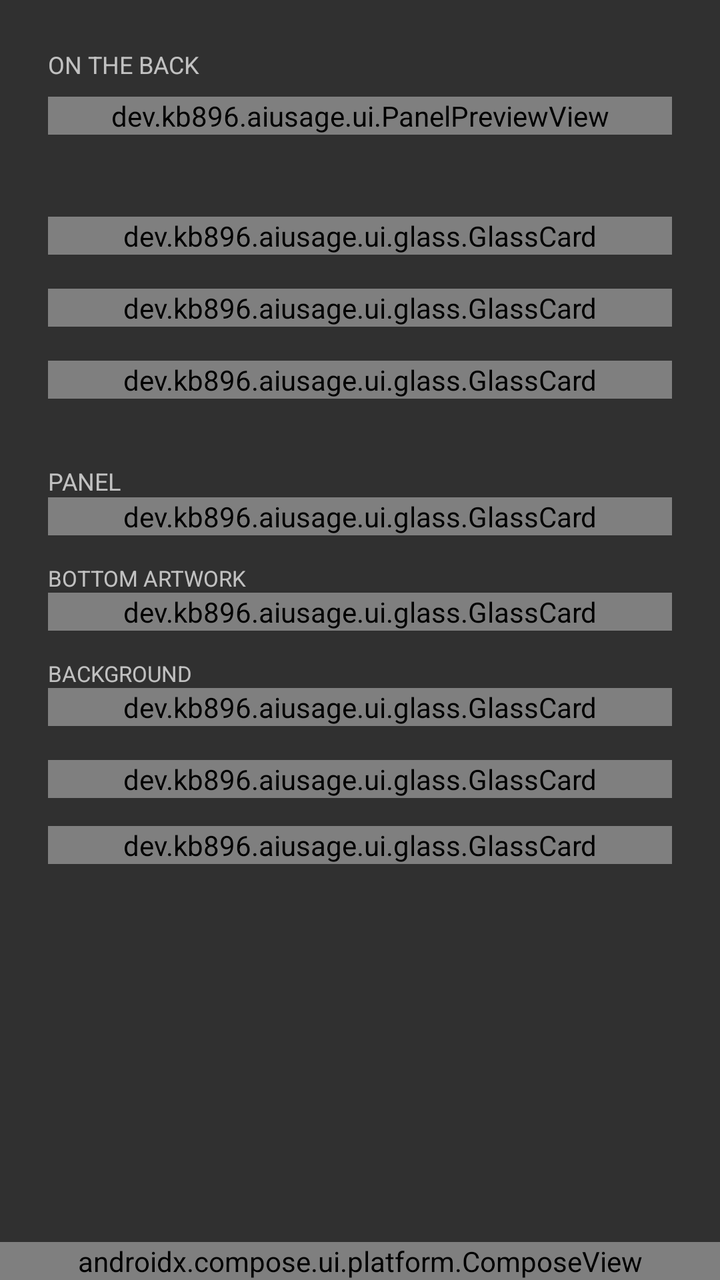
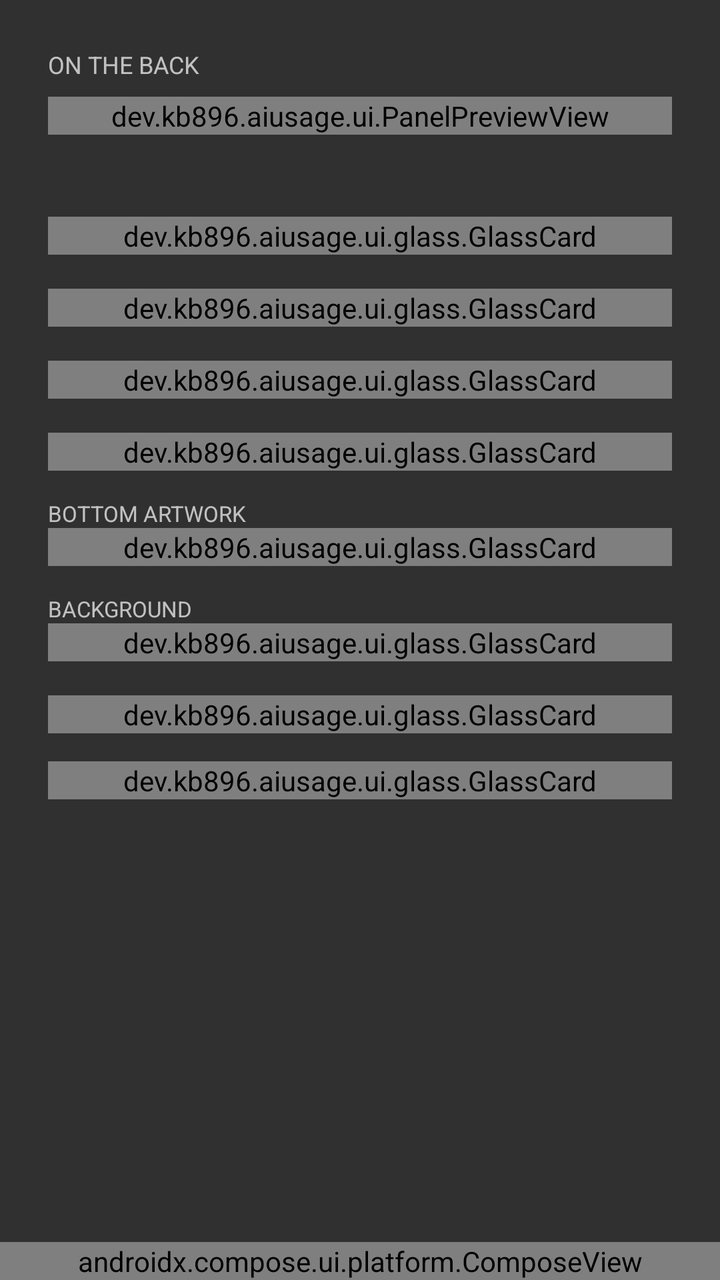

Two renders of the same Android screen: before a commit and after it. Below are the layout's source before the change and the commit's diff.
<!-- AndroidManifest.xml: application theme android:Theme.Material.NoActionBar -->
<!-- res/layout/activity_main.xml -->
<?xml version="1.0" encoding="utf-8"?>
<FrameLayout xmlns:android="http://schemas.android.com/apk/res/android"
    android:id="@+id/root_host"
    android:layout_width="match_parent"
    android:layout_height="match_parent">

<LinearLayout
    android:id="@+id/root_layout"
    android:layout_width="match_parent"
    android:layout_height="match_parent"
    android:orientation="vertical">

    <TextView
        android:id="@+id/preview_heading"
        android:layout_width="match_parent"
        android:layout_height="wrap_content"
        android:paddingStart="24dp"
        android:paddingTop="24dp"
        android:paddingEnd="24dp"
        android:text="ON THE BACK"
        android:textSize="12sp" />

    <dev.kb896.aiusage.ui.PanelPreviewView
        android:id="@+id/panel_preview"
        android:layout_width="match_parent"
        android:layout_height="wrap_content"
        android:layout_marginStart="24dp"
        android:layout_marginTop="8dp"
        android:layout_marginEnd="24dp" />

    <View
        android:id="@+id/rule_pinned"
        android:layout_width="match_parent"
        android:layout_height="1dp"
        android:layout_marginTop="16dp" />

    <ScrollView
        android:id="@+id/root_scroll"
        android:layout_width="match_parent"
        android:layout_height="0dp"
        android:layout_weight="1"
        android:clipToPadding="false">

        <LinearLayout
            android:id="@+id/settings_layout"
            android:layout_width="match_parent"
            android:layout_height="wrap_content"
            android:orientation="vertical"
            android:padding="24dp">

        
        <dev.kb896.aiusage.ui.glass.GlassCard
            android:id="@+id/card_recovery"
            android:layout_width="match_parent"
            android:layout_height="wrap_content"
            android:orientation="vertical">

        
        <TextView
            android:id="@+id/recovery_note"
            android:layout_width="match_parent"
            android:layout_height="wrap_content"
            android:layout_marginTop="12dp"
            android:textSize="13sp"
            android:visibility="gone" />

        <HorizontalScrollView
            android:id="@+id/recovery_scroll"
            android:layout_width="match_parent"
            android:layout_height="wrap_content"
            android:layout_marginTop="4dp"
            android:scrollbars="horizontal"
            android:visibility="gone">

            <EditText
                android:id="@+id/recovery_command"
                android:layout_width="wrap_content"
                android:layout_height="wrap_content"
                android:background="@android:color/transparent"
                android:cursorVisible="false"
                android:importantForAutofill="no"
                android:inputType="none"
                android:paddingTop="2dp"
                android:paddingBottom="2dp"
                android:singleLine="true"
                android:textSize="13sp" />
        </HorizontalScrollView>

        <TextView
            android:id="@+id/recovery_display_absent"
            android:layout_width="match_parent"
            android:layout_height="wrap_content"
            android:layout_marginTop="8dp"
            android:textSize="13sp"
            android:visibility="gone" />

        </dev.kb896.aiusage.ui.glass.GlassCard>

        <View
            android:id="@+id/rule_1"
            android:layout_width="match_parent"
            android:layout_height="1dp"
            android:layout_marginTop="16dp" />

        <TextView
            android:id="@+id/setup_heading"
            android:layout_width="match_parent"
            android:layout_height="wrap_content"
            android:text="ONBOARDING"
            android:textSize="12sp"
            android:visibility="gone" />

        <dev.kb896.aiusage.ui.glass.GlassCard
            android:id="@+id/card_setup"
            android:layout_width="match_parent"
            android:layout_height="wrap_content"
            android:orientation="vertical">

        <LinearLayout
            android:id="@+id/setup_rows"
            android:layout_width="match_parent"
            android:layout_height="wrap_content"
            android:orientation="vertical" />

        </dev.kb896.aiusage.ui.glass.GlassCard>

        
        <LinearLayout
            android:id="@+id/tab_usage"
            android:layout_width="match_parent"
            android:layout_height="wrap_content"
            android:orientation="vertical">

        <View
            android:id="@+id/rule_2"
            android:layout_width="match_parent"
            android:layout_height="1dp"
            android:layout_marginTop="16dp" />

        <dev.kb896.aiusage.ui.glass.GlassCard
            android:id="@+id/card_control"
            android:layout_width="match_parent"
            android:layout_height="wrap_content"
            android:orientation="vertical">

        <LinearLayout
            android:layout_width="match_parent"
            android:layout_height="wrap_content"
            android:layout_marginTop="16dp"
            android:baselineAligned="false"
            android:orientation="horizontal">

            <dev.kb896.aiusage.ui.glass.GlassButton
                android:id="@+id/show_button"
                android:layout_width="0dp"
                android:layout_height="wrap_content"
                android:layout_marginEnd="4dp"
                android:layout_weight="1"
                android:text="Show on back"
                android:textSize="13sp" />

            <dev.kb896.aiusage.ui.glass.GlassButton
                android:id="@+id/hide_button"
                android:layout_width="0dp"
                android:layout_height="wrap_content"
                android:layout_marginStart="4dp"
                android:layout_weight="1"
                android:text="Hide"
                android:textSize="13sp" />
        </LinearLayout>

        </dev.kb896.aiusage.ui.glass.GlassCard>


        <View
            android:id="@+id/rule_settings"
            android:layout_width="match_parent"
            android:layout_height="1dp"
            android:layout_marginTop="16dp" />

        <TextView
            android:id="@+id/settings_heading"
            android:layout_width="match_parent"
            android:layout_height="wrap_content"
            android:layout_marginTop="16dp"
            android:text="PANEL"
            android:textSize="12sp" />

        <dev.kb896.aiusage.ui.glass.GlassCard
            android:id="@+id/card_panel"
            android:layout_width="match_parent"
            android:layout_height="wrap_content"
            android:orientation="vertical">

        <TextView
            android:id="@+id/settings_title_label"
            android:layout_width="match_parent"
            android:layout_height="wrap_content"
            android:layout_marginTop="10dp"
            android:text="TITLE"
            android:textSize="11sp" />

        
        <LinearLayout
            android:layout_width="match_parent"
            android:layout_height="wrap_content"
            android:layout_marginTop="2dp"
            android:baselineAligned="false"
            android:gravity="center_vertical"
            android:orientation="horizontal">

            <dev.kb896.aiusage.ui.glass.GlassField
                android:id="@+id/settings_title"
                android:layout_width="0dp"
                android:layout_height="wrap_content"
                android:layout_weight="1"
                android:hint="CLAUDE USAGE"
                android:inputType="textCapCharacters"
                android:maxLines="1"
                android:textSize="14sp" />

            <dev.kb896.aiusage.ui.glass.GlassChip
                android:id="@+id/settings_title_color"
                android:layout_width="36dp"
                android:layout_height="36dp"
                android:layout_marginStart="12dp" />
        </LinearLayout>

        <LinearLayout
            android:id="@+id/settings_rows"
            android:layout_width="match_parent"
            android:layout_height="wrap_content"
            android:orientation="vertical" />

        </dev.kb896.aiusage.ui.glass.GlassCard>

        <TextView
            android:id="@+id/settings_art_label"
            android:layout_width="match_parent"
            android:layout_height="wrap_content"
            android:layout_marginTop="14dp"
            android:text="BOTTOM ARTWORK"
            android:textSize="11sp" />

        <dev.kb896.aiusage.ui.glass.GlassCard
            android:id="@+id/card_art"
            android:layout_width="match_parent"
            android:layout_height="wrap_content"
            android:orientation="vertical">

        <dev.kb896.aiusage.ui.glass.GlassButton
            android:id="@+id/art_pick"
            android:layout_width="match_parent"
            android:layout_height="wrap_content"
            android:layout_marginTop="4dp"
            android:text="Choose an image"
            android:textSize="13sp" />

        </dev.kb896.aiusage.ui.glass.GlassCard>

        
        <TextView
            android:id="@+id/backdrop_heading"
            android:layout_width="match_parent"
            android:layout_height="wrap_content"
            android:layout_marginTop="14dp"
            android:text="BACKGROUND"
            android:textSize="11sp" />

        <dev.kb896.aiusage.ui.glass.GlassCard
            android:id="@+id/card_backdrop"
            android:layout_width="match_parent"
            android:layout_height="wrap_content"
            android:orientation="vertical">

        <LinearLayout
            android:layout_width="match_parent"
            android:layout_height="wrap_content"
            android:layout_marginTop="4dp"
            android:baselineAligned="false"
            android:orientation="horizontal">

            <dev.kb896.aiusage.ui.glass.GlassButton
                android:id="@+id/backdrop_color"
                android:layout_width="0dp"
                android:layout_height="wrap_content"
                android:layout_weight="1"
                android:text="COLOR"
                android:textSize="13sp" />

            <dev.kb896.aiusage.ui.glass.GlassButton
                android:id="@+id/backdrop_pick"
                android:layout_width="0dp"
                android:layout_height="wrap_content"
                android:layout_marginStart="6dp"
                android:layout_weight="1"
                android:text="IMAGE"
                android:textSize="13sp" />

            <dev.kb896.aiusage.ui.glass.GlassIconButton
                android:id="@+id/backdrop_clear"
                android:layout_width="52dp"
                android:layout_height="match_parent"
                android:layout_marginStart="6dp"
                android:contentDescription="Remove the background image"
                android:scaleType="centerInside"
                android:src="@drawable/ic_trash" />
        </LinearLayout>

        </dev.kb896.aiusage.ui.glass.GlassCard>

        <View
            android:id="@+id/rule_advanced"
            android:layout_width="match_parent"
            android:layout_height="1dp"
            android:layout_marginTop="16dp" />

        <dev.kb896.aiusage.ui.glass.GlassCard
            android:id="@+id/card_advanced"
            android:layout_width="match_parent"
            android:layout_height="wrap_content"
            android:orientation="vertical">

        <TextView
            android:id="@+id/geo_heading"
            android:layout_width="match_parent"
            android:layout_height="wrap_content"
            android:layout_marginTop="16dp"
            android:text="ADVANCED  ▸"
            android:textSize="12sp" />

        <LinearLayout
            android:id="@+id/geo_body"
            android:layout_width="match_parent"
            android:layout_height="wrap_content"
            android:orientation="vertical"
            android:visibility="gone">

        <TextView
            android:id="@+id/geo_hint"
            android:layout_width="match_parent"
            android:layout_height="wrap_content"
            android:layout_marginTop="4dp"
            android:text="For a phone whose rear display is not the one this was measured on — a larger model, say. Both rings share X and radius so they cannot drift apart. Changes show on the back as you drag."
            android:textSize="10sp" />

        <LinearLayout
            android:id="@+id/advanced_rows"
            android:layout_width="match_parent"
            android:layout_height="wrap_content"
            android:orientation="vertical" />

        <TextView
            android:id="@+id/geo_cx_label"
            android:layout_width="match_parent"
            android:layout_height="wrap_content"
            android:layout_marginTop="10dp"
            android:text="RING X"
            android:textSize="11sp" />

        <dev.kb896.aiusage.ui.glass.GlassSlider
            style="@style/PanelSeekBar"
            android:id="@+id/geo_cx"
            android:layout_width="match_parent"
            android:layout_height="wrap_content" />

        <TextView
            android:id="@+id/geo_cy1_label"
            android:layout_width="match_parent"
            android:layout_height="wrap_content"
            android:layout_marginTop="10dp"
            android:text="PERSONAL Y"
            android:textSize="11sp" />

        <dev.kb896.aiusage.ui.glass.GlassSlider
            style="@style/PanelSeekBar"
            android:id="@+id/geo_cy1"
            android:layout_width="match_parent"
            android:layout_height="wrap_content" />

        <TextView
            android:id="@+id/geo_cy2_label"
            android:layout_width="match_parent"
            android:layout_height="wrap_content"
            android:layout_marginTop="10dp"
            android:text="WORK Y"
            android:textSize="11sp" />

        <dev.kb896.aiusage.ui.glass.GlassSlider
            style="@style/PanelSeekBar"
            android:id="@+id/geo_cy2"
            android:layout_width="match_parent"
            android:layout_height="wrap_content" />

        <TextView
            android:id="@+id/geo_radius_label"
            android:layout_width="match_parent"
            android:layout_height="wrap_content"
            android:layout_marginTop="10dp"
            android:text="RADIUS"
            android:textSize="11sp" />

        <dev.kb896.aiusage.ui.glass.GlassSlider
            style="@style/PanelSeekBar"
            android:id="@+id/geo_radius"
            android:layout_width="match_parent"
            android:layout_height="wrap_content" />

        <TextView
            android:id="@+id/geo_stroke_label"
            android:layout_width="match_parent"
            android:layout_height="wrap_content"
            android:layout_marginTop="10dp"
            android:text="STROKE"
            android:textSize="11sp" />

        <dev.kb896.aiusage.ui.glass.GlassSlider
            style="@style/PanelSeekBar"
            android:id="@+id/geo_stroke"
            android:layout_width="match_parent"
            android:layout_height="wrap_content" />

        <dev.kb896.aiusage.ui.glass.GlassButton
            android:id="@+id/geo_reset"
            android:layout_width="match_parent"
            android:layout_height="wrap_content"
            android:layout_marginTop="12dp"
            android:text="Reset to measured defaults"
            android:textSize="13sp" />

        </LinearLayout>

        </dev.kb896.aiusage.ui.glass.GlassCard>

        
        <FrameLayout
            android:id="@+id/debug_slot"
            android:layout_width="match_parent"
            android:layout_height="wrap_content" />

        
        <dev.kb896.aiusage.ui.glass.GlassCard
            android:id="@+id/card_credits"
            android:layout_width="match_parent"
            android:layout_height="wrap_content"
            android:layout_marginTop="14dp"
            android:orientation="vertical">

        <dev.kb896.aiusage.ui.glass.GlassButton
            android:id="@+id/credits"
            android:layout_width="match_parent"
            android:layout_height="wrap_content"
            android:layout_marginTop="4dp"
            android:text="Credits"
            android:textSize="13sp" />

        </dev.kb896.aiusage.ui.glass.GlassCard>

        </LinearLayout>

        <LinearLayout
            android:id="@+id/tab_clock"
            android:layout_width="match_parent"
            android:layout_height="wrap_content"
            android:orientation="vertical"
            android:visibility="gone">

        <TextView
            android:id="@+id/clock_heading"
            android:layout_width="match_parent"
            android:layout_height="wrap_content"
            android:layout_marginTop="16dp"
            android:text="CLOCK PAGE"
            android:textSize="12sp" />

        <dev.kb896.aiusage.ui.glass.GlassCard
            android:id="@+id/card_clock"
            android:layout_width="match_parent"
            android:layout_height="wrap_content"
            android:orientation="vertical">

        <LinearLayout
            android:id="@+id/clock_rows"
            android:layout_width="match_parent"
            android:layout_height="wrap_content"
            android:orientation="vertical" />

        </dev.kb896.aiusage.ui.glass.GlassCard>

        </LinearLayout>

        <LinearLayout
            android:id="@+id/tab_media"
            android:layout_width="match_parent"
            android:layout_height="wrap_content"
            android:orientation="vertical"
            android:visibility="gone">

        <TextView
            android:id="@+id/media_heading"
            android:layout_width="match_parent"
            android:layout_height="wrap_content"
            android:layout_marginTop="16dp"
            android:text="MEDIA PAGE"
            android:textSize="12sp" />

        <dev.kb896.aiusage.ui.glass.GlassCard
            android:id="@+id/card_media"
            android:layout_width="match_parent"
            android:layout_height="wrap_content"
            android:orientation="vertical">

        <LinearLayout
            android:id="@+id/media_rows"
            android:layout_width="match_parent"
            android:layout_height="wrap_content"
            android:orientation="vertical" />

        </dev.kb896.aiusage.ui.glass.GlassCard>

        </LinearLayout>

        <LinearLayout
            android:id="@+id/tab_aod"
            android:layout_width="match_parent"
            android:layout_height="wrap_content"
            android:orientation="vertical"
            android:visibility="gone">

        <TextView
            android:id="@+id/aod_heading"
            android:layout_width="match_parent"
            android:layout_height="wrap_content"
            android:layout_marginTop="16dp"
            android:text="ALWAYS-ON"
            android:textSize="12sp" />

        <dev.kb896.aiusage.ui.glass.GlassCard
            android:id="@+id/card_aod"
            android:layout_width="match_parent"
            android:layout_height="wrap_content"
            android:orientation="vertical">

        <LinearLayout
            android:id="@+id/aod_rows"
            android:layout_width="match_parent"
            android:layout_height="wrap_content"
            android:orientation="vertical" />

        </dev.kb896.aiusage.ui.glass.GlassCard>

        </LinearLayout>

        </LinearLayout>
    </ScrollView>
</LinearLayout>


<androidx.compose.ui.platform.ComposeView
    android:id="@+id/tab_bar"
    android:layout_width="match_parent"
    android:layout_height="wrap_content"
    android:layout_gravity="bottom" />
</FrameLayout>
<!-- resources referenced by this layout -->
<resources>
  <!-- drawable ic_trash (drawable) -->
  <vector xmlns:android="http://schemas.android.com/apk/res/android"
      android:width="24dp"
      android:height="24dp"
      android:viewportWidth="24"
      android:viewportHeight="24"
      android:tint="?android:attr/textColorPrimary">
      <path
          android:fillColor="@android:color/white"
          android:pathData="M6,19c0,1.1 0.9,2 2,2h8c1.1,0 2,-0.9 2,-2V7H6v12zM19,4h-3.5l-1,-1h-5l-1,1H5v2h14V4z" />
  </vector>
  <style name="PanelSeekBar" parent="@android:style/Widget.Material.SeekBar">
          <item name="android:progressDrawable">@drawable/seek_track</item>
          <item name="android:thumb">@drawable/seek_thumb</item>
          <item name="android:thumbOffset">0dp</item>
          
          <item name="android:splitTrack">false</item>
          <item name="android:background">@null</item>
      </style>
  <!-- drawable seek_track (drawable) -->
  <?xml version="1.0" encoding="utf-8"?>
  <layer-list xmlns:android="http://schemas.android.com/apk/res/android">
      <item android:id="@android:id/background">
          <shape android:shape="rectangle">
              <solid android:color="#FF2A2C2E" />
              <size android:height="6dp" />
          </shape>
      </item>
      <item android:id="@android:id/progress">
          <clip>
              <shape android:shape="rectangle">
                  <solid android:color="#FFB5BD68" />
                  <size android:height="6dp" />
              </shape>
          </clip>
      </item>
  </layer-list>
  <!-- drawable seek_thumb (drawable) -->
  <?xml version="1.0" encoding="utf-8"?>
  <shape xmlns:android="http://schemas.android.com/apk/res/android"
      android:shape="rectangle">
      <solid android:color="#FFB5BD68" />
      <size android:width="18dp" android:height="18dp" />
  </shape>
</resources>

<!-- the commit's change to res/layout/activity_main.xml (unified diff, before → after) -->
@@ -180,6 +180,7 @@
 
         <TextView
             android:id="@+id/settings_heading"
+            android:visibility="gone"
             android:layout_width="match_parent"
             android:layout_height="wrap_content"
             android:layout_marginTop="16dp"
@@ -467,6 +468,7 @@
 
         <TextView
             android:id="@+id/clock_heading"
+            android:visibility="gone"
             android:layout_width="match_parent"
             android:layout_height="wrap_content"
             android:layout_marginTop="16dp"
@@ -498,6 +500,7 @@
 
         <TextView
             android:id="@+id/media_heading"
+            android:visibility="gone"
             android:layout_width="match_parent"
             android:layout_height="wrap_content"
             android:layout_marginTop="16dp"
@@ -529,6 +532,7 @@
 
         <TextView
             android:id="@+id/aod_heading"
+            android:visibility="gone"
             android:layout_width="match_parent"
             android:layout_height="wrap_content"
             android:layout_marginTop="16dp"
